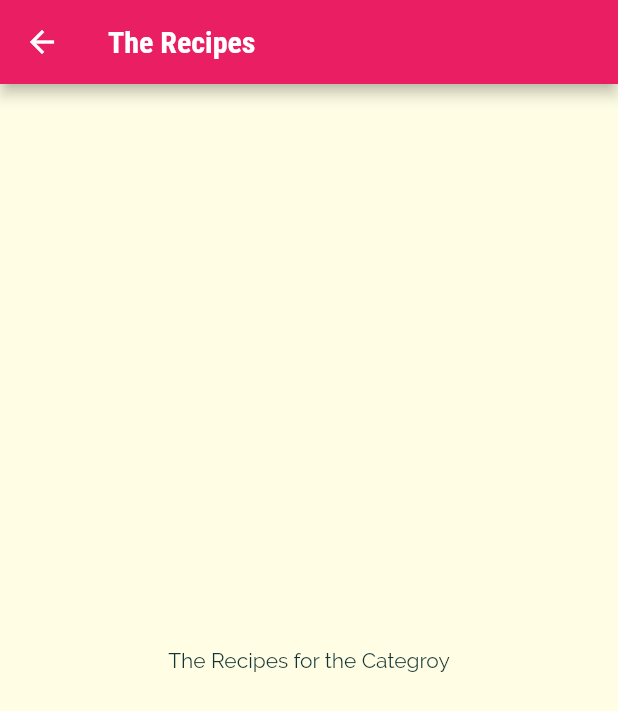
After one commit to Ben1980/learn_flutter, a Flutter app: the screen it shows after launch, after a tap on "Italian", on a phone screen of 412 x 824 dp. The commit adds this screen. Shown: the top 711 px of the screen. Run offline on Flutter 3.47's test engine with Material 2 defaults, Android fonts, the phone set to English and light mode, and no system bars; missing offline and left inert: dart:ffi.

Commit message:
categroy meals screen added

```diff
--- a/meals_app/lib/category_item.dart
+++ b/meals_app/lib/category_item.dart
@@ -1,4 +1,5 @@
 import 'package:flutter/material.dart';
+import './category_meals_screen.dart';
 
 class CategoryItem extends StatelessWidget {
   final String title;
@@ -10,9 +11,23 @@ class CategoryItem extends StatelessWidget {
     required this.color,
   }) : super(key: key);
 
+  void selectCategory(BuildContext context) {
+    Navigator.of(context).push(
+      MaterialPageRoute(
+        builder: (_) {
+          return const CategoryMealsScreen();
+        },
+      ),
+    );
+  }
+
   @override
   Widget build(BuildContext context) {
-    return Container(
+    return InkWell(
+      onTap: () => selectCategory(context),
+      splashColor: Theme.of(context).primaryColor,
+      borderRadius: BorderRadius.circular(15),
+      child: Container(
         padding: const EdgeInsets.all(15),
         child: Text(
           title,
@@ -29,6 +44,7 @@ class CategoryItem extends StatelessWidget {
           ),
           borderRadius: BorderRadius.circular(15),
         ),
+      ),
     );
   }
 }
--- /dev/null
+++ b/meals_app/lib/category_meals_screen.dart
@@ -0,0 +1,19 @@
+import 'package:flutter/material.dart';
+
+class CategoryMealsScreen extends StatelessWidget {
+  const CategoryMealsScreen({Key? key}) : super(key: key);
+
+  @override
+  Widget build(BuildContext context) {
+    return Scaffold(
+      appBar: AppBar(
+        title: Text('The Recipes'),
+      ),
+      body: Center(
+        child: Text(
+          'The Recipes for the Categroy',
+        ),
+      ),
+    );
+  }
+}
```
Lines whose indentation alone changed are shown as unchanged.
